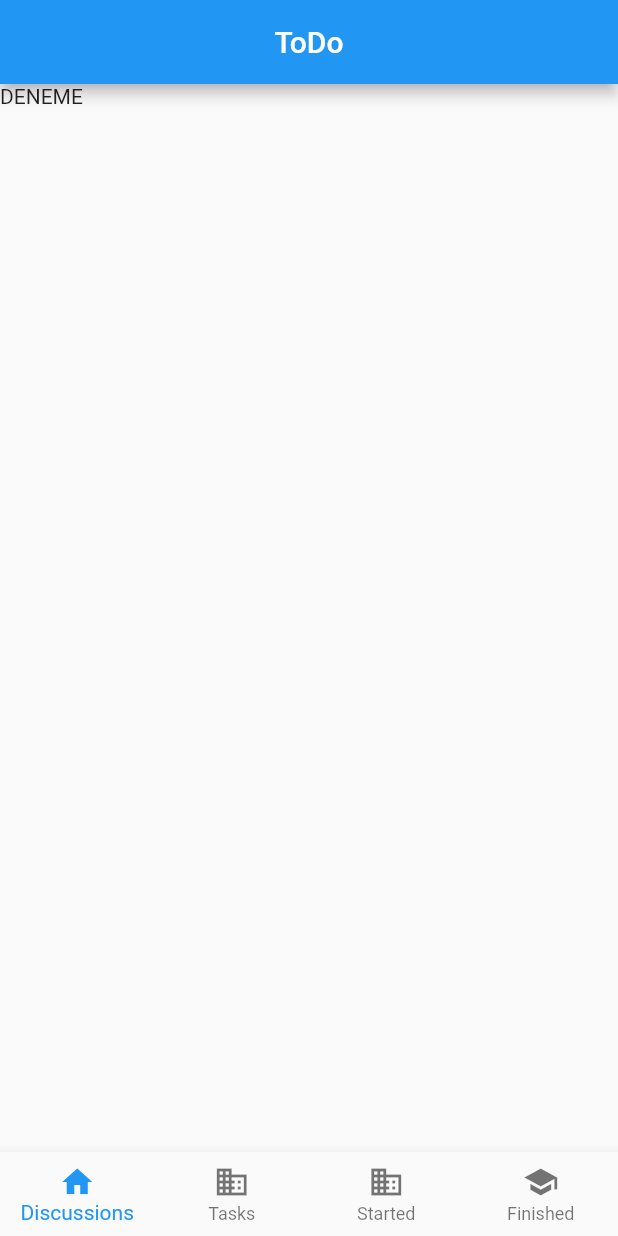
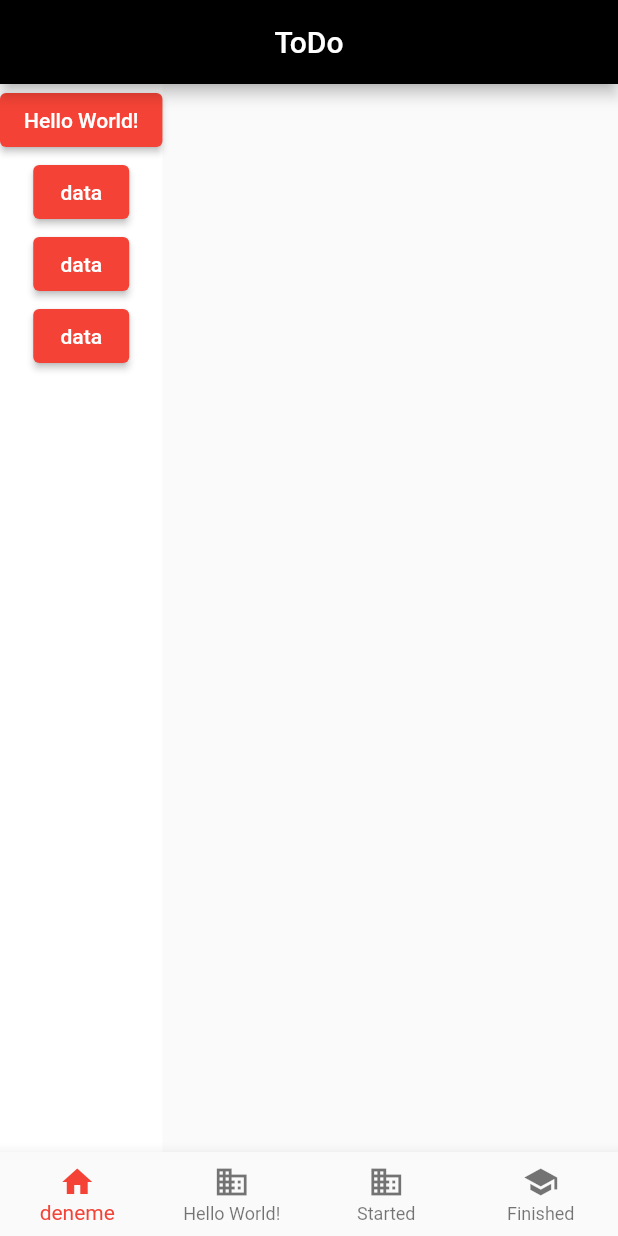
Before and after one commit to berkanergil/activitoo, a Flutter app: the screen it shows after launch, on a phone screen of 412 x 824 dp. Run offline on Flutter 3.47's test engine with Material 2 defaults, Android fonts, the phone set to English and light mode, and no system bars; generated files the repository leaves out were written again.

Commit message:
add theme structure and the localization

```diff
--- /dev/null
+++ b/l10n.yaml
@@ -0,0 +1,3 @@
+arb-dir: lib/l10n
+template-arb-file: app_en.arb
+output-localization-file: app_localizations.dart
--- /dev/null
+++ b/lib/Constants/custom_colors.dart
@@ -0,0 +1,5 @@
+import 'package:flutter/material.dart';
+
+class CustomColor {
+ static const red = Colors.red;
+}
--- a/lib/Views/HomeView/home_view.dart
+++ b/lib/Views/HomeView/home_view.dart
@@ -1,5 +1,5 @@
 import 'package:flutter/material.dart';
-
+import 'package:flutter_gen/gen_l10n/app_localizations.dart';
 class HomeView extends StatefulWidget {
   @override
   _HomeViewState createState() => _HomeViewState();
@@ -9,7 +9,15 @@ class _HomeViewState extends State<HomeView> {
   @override
   Widget build(BuildContext context) {
     return Container(
-      child: Text('DENEME'),
+      color: Colors.white,
+      child: Column(
+        children: [
+          ElevatedButton(onPressed: (){}, child: Text(AppLocalizations.of(context)!.helloWorld)),
+          ElevatedButton(onPressed: (){}, child: Text('data')),
+          ElevatedButton(onPressed: (){}, child: Text('data')),
+          ElevatedButton(onPressed: (){}, child: Text('data'))
+        ],
+      )
     );
   }
 }
--- /dev/null
+++ b/lib/l10n/app_en.arb
@@ -0,0 +1,6 @@
+{
+    "helloWorld": "Hello World!",
+    "@helloWorld": {
+      "description": "The conventional newborn programmer greeting"
+    }
+}
--- /dev/null
+++ b/lib/l10n/app_tr.arb
@@ -0,0 +1,3 @@
+{
+    "helloWorld": "Marabalar!"
+}
--- a/lib/main.dart
+++ b/lib/main.dart
@@ -1,4 +1,7 @@
+import 'package:activitoo/Constants/custom_colors.dart';
 import 'package:flutter/material.dart';
+import 'package:flutter_localizations/flutter_localizations.dart';
+import 'package:flutter_gen/gen_l10n/app_localizations.dart';
 
 import 'Views/HomeView/home_view.dart';
 
@@ -12,6 +15,16 @@ class MyApp extends StatelessWidget {
   Widget build(BuildContext context) {
     return MaterialApp(
       title: 'Flutter Demo',
+      localizationsDelegates: [
+        AppLocalizations.delegate, // Add this line
+        GlobalMaterialLocalizations.delegate,
+        GlobalWidgetsLocalizations.delegate,
+        GlobalCupertinoLocalizations.delegate,
+      ],
+      supportedLocales: [
+        Locale('en', ''), // English, no country code
+        Locale('tr', ''), // Spanish, no country code
+      ],
       theme: ThemeData(
         // This is the theme of your application.
         //
@@ -22,7 +35,10 @@ class MyApp extends StatelessWidget {
         // or simply save your changes to "hot reload" in a Flutter IDE).
         // Notice that the counter didn't reset back to zero; the application
         // is not restarted.
-        primarySwatch: Colors.blue,
+        elevatedButtonTheme: ElevatedButtonThemeData(style: ElevatedButton.styleFrom(primary: CustomColor.red)),
+        buttonColor: Colors.blue,
+        primaryColor: Colors.black,
+        primarySwatch: Colors.red,
       ),
       home: MyHomePage(title: 'DENEME'),
     );
@@ -67,14 +83,14 @@ class _MyHomePageState extends State<MyHomePage> {
       body: _screenOptions[pageIndex],
       bottomNavigationBar: BottomNavigationBar(
         type: BottomNavigationBarType.fixed,
-        items: const <BottomNavigationBarItem>[
+        items: <BottomNavigationBarItem>[
           BottomNavigationBarItem(
             icon: Icon(Icons.home),
-            label: 'Discussions',
+            label: 'deneme',
           ),
           BottomNavigationBarItem(
             icon: Icon(Icons.business),
-            label: 'Tasks',
+            label: AppLocalizations.of(context)!.helloWorld,
           ),
           BottomNavigationBarItem(
             icon: Icon(Icons.business),
@@ -85,7 +101,7 @@ class _MyHomePageState extends State<MyHomePage> {
             label: 'Finished',
           ),
         ],
-        selectedItemColor: Theme.of(context).accentColor,
+        selectedItemColor: CustomColor.red,
         currentIndex: pageIndex,
         onTap: (index) {
           setState(() {
--- a/pubspec.yaml
+++ b/pubspec.yaml
@@ -23,6 +23,9 @@ environment:
 dependencies:
   flutter:
     sdk: flutter
+  flutter_localizations:
+    sdk: flutter
+  intl: ^0.17.0
 
 
   # The following adds the Cupertino Icons font to your application.
@@ -43,7 +46,7 @@ flutter:
   # included with your application, so that you can use the icons in
   # the material Icons class.
   uses-material-design: true
-
+  generate: true
   # To add assets to your application, add an assets section, like this:
   # assets:
   #   - images/a_dot_burr.jpeg
```
Also changed, not shown: pubspec.lock.
